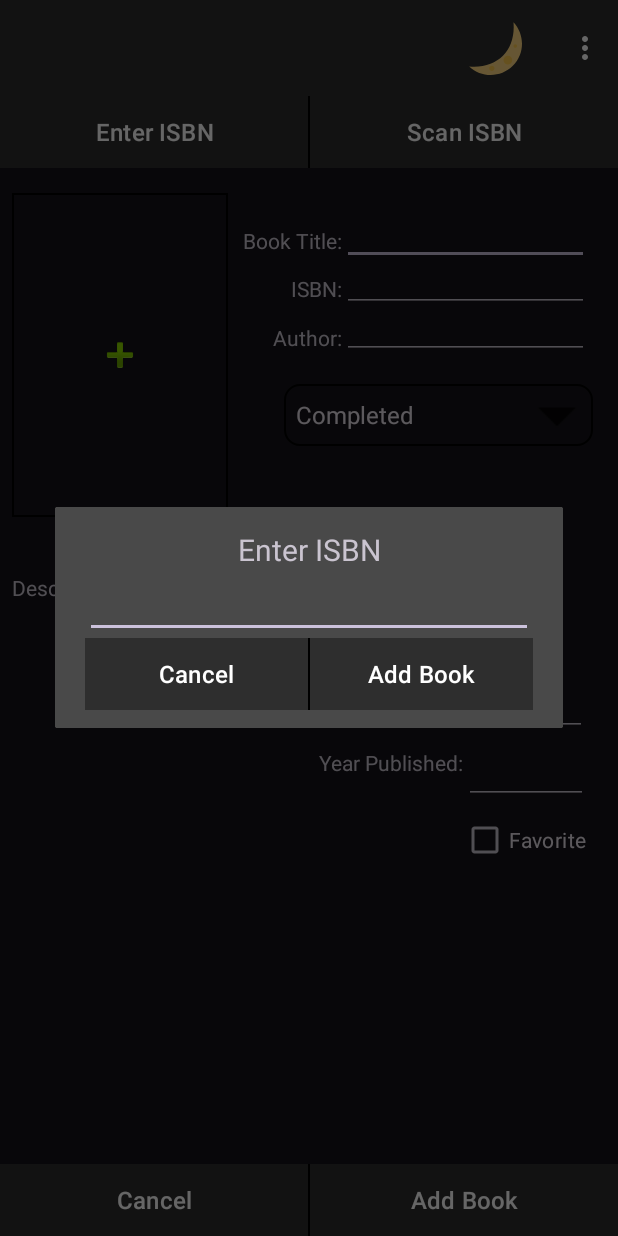
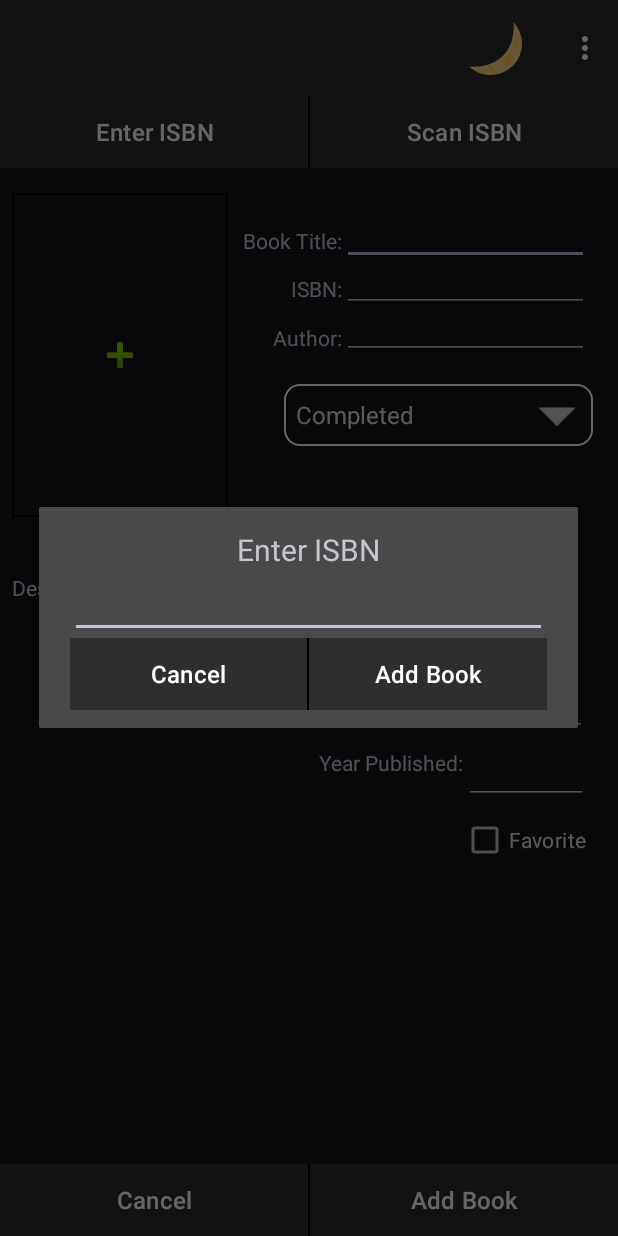
Before and after one commit to dogtoot/BookTracker, an Android app: the AddBookActivity screen opened directly, with no data from a screen before it, after a tap on "Enter ISBN", on a phone screen of 412 x 824 dp. Run offline under Robolectric (Android 15) with nearby library versions, the phone set to English and light mode, and no system bars; pictures from the network do not load.

Commit message:
Fixed focusing (Hopefully), added a media handler, change some style/theme issues, made APIHandler.java more readable (Hopefully once again).

```diff
--- a/app/src/main/java/com/cj186/booktracker/addbook/AddBookActivity.java
+++ b/app/src/main/java/com/cj186/booktracker/addbook/AddBookActivity.java
@@ -52,7 +52,7 @@ public class AddBookActivity extends BaseActivity {
     private Button scanISBNBtn;
     private Button inputISBNBtn;
 
-    private final String[] items = {
+    private final String[] spinnerItems = {
             Status.COMPLETED.getLabel(),
             Status.REREADING.getLabel(),
             Status.PLANNING_TO_READ.getLabel(),
@@ -82,6 +82,16 @@ public class AddBookActivity extends BaseActivity {
             }
         });
 
+        if(bookViewModel.getIntermediateBook().getValue() != null){
+            Book currentBook = bookViewModel.getIntermediateBook().getValue();
+            new Thread(() -> {
+                Bitmap bitmap = BitmapFactory.decodeByteArray(currentBook.getImageBytes(), 0, currentBook.getImageBytes().length);
+                new Handler(Looper.getMainLooper()).post(() -> {
+                    cover.setImageBitmap(bitmap);
+                });
+            }).start();
+        }
+
         scanISBNBtn.setOnClickListener(view -> {
             ScanISBNFragment dialog = new ScanISBNFragment();
             dialog.show(getSupportFragmentManager(), "ScanISBN");
@@ -96,7 +106,7 @@ public class AddBookActivity extends BaseActivity {
         registerImagePicker();
 
         // Add our statuses to our dropdown menu.
-        ArrayAdapter<String> adapter = new ArrayAdapter<>(this, android.R.layout.simple_spinner_dropdown_item, items);
+        ArrayAdapter<String> adapter = new ArrayAdapter<>(this, android.R.layout.simple_spinner_dropdown_item, spinnerItems);
         statusDropDown.setAdapter(adapter);
     }
 
@@ -171,8 +181,8 @@ public class AddBookActivity extends BaseActivity {
 
     private void fillBookFields(Book openLibraryBook){
         int indexOfStatus = 0;
-        for(int i = 0; i < items.length; i++){
-            if(items[i].equals(openLibraryBook.getStatus().getLabel())){
+        for(int i = 0; i < spinnerItems.length; i++){
+            if(spinnerItems[i].equals(openLibraryBook.getStatus().getLabel())){
                 indexOfStatus = i;
                 break;
             }
--- a/app/src/main/java/com/cj186/booktracker/addbook/ScanISBNFragment.java
+++ b/app/src/main/java/com/cj186/booktracker/addbook/ScanISBNFragment.java
@@ -107,7 +107,7 @@ public class ScanISBNFragment extends DialogFragment {
         AddBookActivity addBookActivity = (AddBookActivity) requireActivity();
         CameraSettings settings = new CameraSettings();
         settings.setAutoFocusEnabled(true);
-        settings.setFocusMode(CameraSettings.FocusMode.AUTO);
+        settings.setFocusMode(CameraSettings.FocusMode.CONTINUOUS);
         barcodeView.setCameraSettings(settings);
         barcodeView.setOnTouchListener((v, event) -> {
             if (event.getAction() == MotionEvent.ACTION_DOWN) {
--- a/app/src/main/res/layout/activity_add_book.xml
+++ b/app/src/main/res/layout/activity_add_book.xml
@@ -207,7 +207,8 @@
         app:layout_constraintTop_toBottomOf="@+id/isbn_btn_bar"
         app:layout_constraintVertical_bias="0.231"
         app:layout_constraintWidth_percent=".5"
-        android:background="@drawable/dropdown"/>
+        android:background="@drawable/dropdown"
+        style="@style/StatusSpinner"/>
 
     <EditText
         android:id="@+id/book_description"
--- a/app/src/main/res/layout/activity_book_description.xml
+++ b/app/src/main/res/layout/activity_book_description.xml
@@ -120,7 +120,8 @@
         app:layout_constraintStart_toEndOf="@+id/book_cover"
         app:layout_constraintTop_toBottomOf="@+id/toolbar"
         app:layout_constraintVertical_bias="0.199"
-        app:layout_constraintWidth_percent=".5" />
+        app:layout_constraintWidth_percent=".5"
+        style="@style/StatusSpinner"/>
 
     <TextView
         android:id="@+id/publish_year"
--- a/app/src/main/res/values-night/styles.xml
+++ b/app/src/main/res/values-night/styles.xml
@@ -3,4 +3,7 @@
     <style name="ToolbarOverflowStyle">
         <item name="colorControlNormal">#FFFFFF</item>
     </style>
+    <style name="StatusSpinner">
+        <item name="backgroundTint">#FFFFFF</item>
+    </style>
 </resources>
--- a/app/src/main/res/values-night/themes.xml
+++ b/app/src/main/res/values-night/themes.xml
@@ -6,8 +6,6 @@
         <item name="backgroundColor">#494949</item>
     </style>
     <style name="AlertDialogCustom" parent="Theme.AppCompat.Dialog.Alert">
-        <item name="android:windowMinWidthMajor">90%</item>
-        <item name="android:windowMinWidthMinor">90%</item>
         <item name="android:colorPrimary">#2E2E2E</item>
         <item name="android:textColorPrimary">#FFFFFF</item>
         <item name="android:background">#494949</item>
--- a/app/src/main/res/values/strings.xml
+++ b/app/src/main/res/values/strings.xml
@@ -18,7 +18,7 @@
     <string name="year_published">Year Published:</string>
     <string name="favorite">Favorite</string>
     <string name="darkmode">Darkmode</string>
-    <string name="app_version">Version: 1.0.16</string>
+    <string name="app_version">Version: 1.0.18</string>
     <string name="app_description">Book Tracker is an app designed to allow readers to save, assign statuses to, and find books.</string>
     <string name="app_author">Made by Collin J. Johnson</string>
 </resources>
--- a/app/src/main/res/values/styles.xml
+++ b/app/src/main/res/values/styles.xml
@@ -3,4 +3,7 @@
     <style name="ToolbarOverflowStyle">
         <item name="colorControlNormal">#FFFFFF</item>
     </style>
+    <style name="StatusSpinner">
+        <item name="backgroundTint">#000000</item>
+    </style>
 </resources>
--- a/app/src/main/res/values/themes.xml
+++ b/app/src/main/res/values/themes.xml
@@ -5,8 +5,6 @@
     </style>
 
     <style name="AlertDialogCustom" parent="Theme.AppCompat.Dialog.Alert">
-        <item name="android:windowMinWidthMajor">90%</item>
-        <item name="android:windowMinWidthMinor">90%</item>
         <item name="android:colorPrimary">#386994</item>
     </style>
     <style name="CustomDefaultConfirmationDialog" parent="Theme.AppCompat.Dialog.Alert">
```
Also changed, not shown: app/src/main/java/com/cj186/booktracker/bookdescription/BookDescriptionActivity.java (+4 -34 lines), app/src/main/java/com/cj186/booktracker/library/MainActivity.java (+1 -11 lines), app/src/main/java/com/cj186/booktracker/model/Book.java (+15 -56 lines), app/src/main/java/com/cj186/booktracker/network/APIHandler.java (+39 -37 lines), app/src/main/java/com/cj186/booktracker/utils/MediaHandler.java (added, +17 -0 lines), 1 other file.
